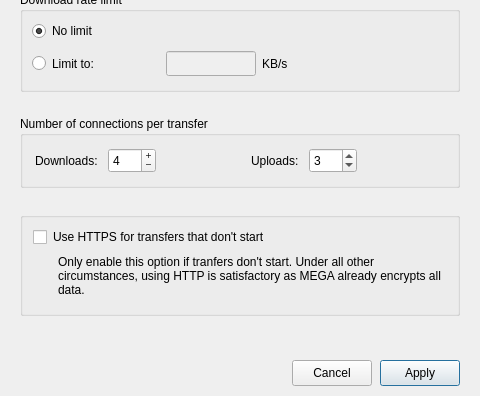
The window that src/MEGASync/gui/ui/BandwidthSettings.ui (meganz/MEGAsync) describes before a commit, drawn with Qt 5; both pictures show x 0 to 480 and y 204 to 600 of the 480 by 600 pixel window.
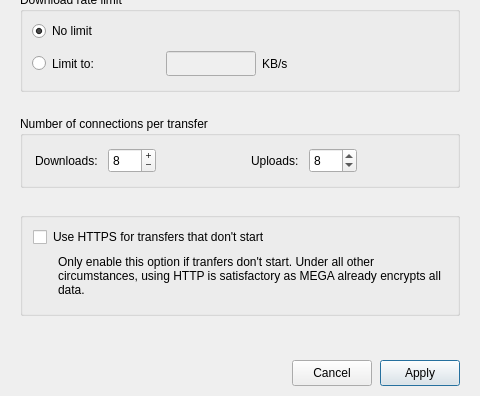
The same window after the commit.

Commit message: Change default values and maximum limits

The edit to the form file:
```diff
--- a/src/MEGASync/gui/ui/BandwidthSettings.ui
+++ b/src/MEGASync/gui/ui/BandwidthSettings.ui
@@ -565,10 +565,10 @@
              <number>1</number>
             </property>
             <property name="maximum">
-             <number>6</number>
+             <number>100</number>
             </property>
             <property name="value">
-             <number>4</number>
+             <number>8</number>
             </property>
            </widget>
           </item>
@@ -644,10 +644,10 @@
              <number>1</number>
             </property>
             <property name="maximum">
-             <number>6</number>
+             <number>100</number>
             </property>
             <property name="value">
-             <number>3</number>
+             <number>8</number>
             </property>
            </widget>
           </item>
```
The commit also changes 1 other file.
